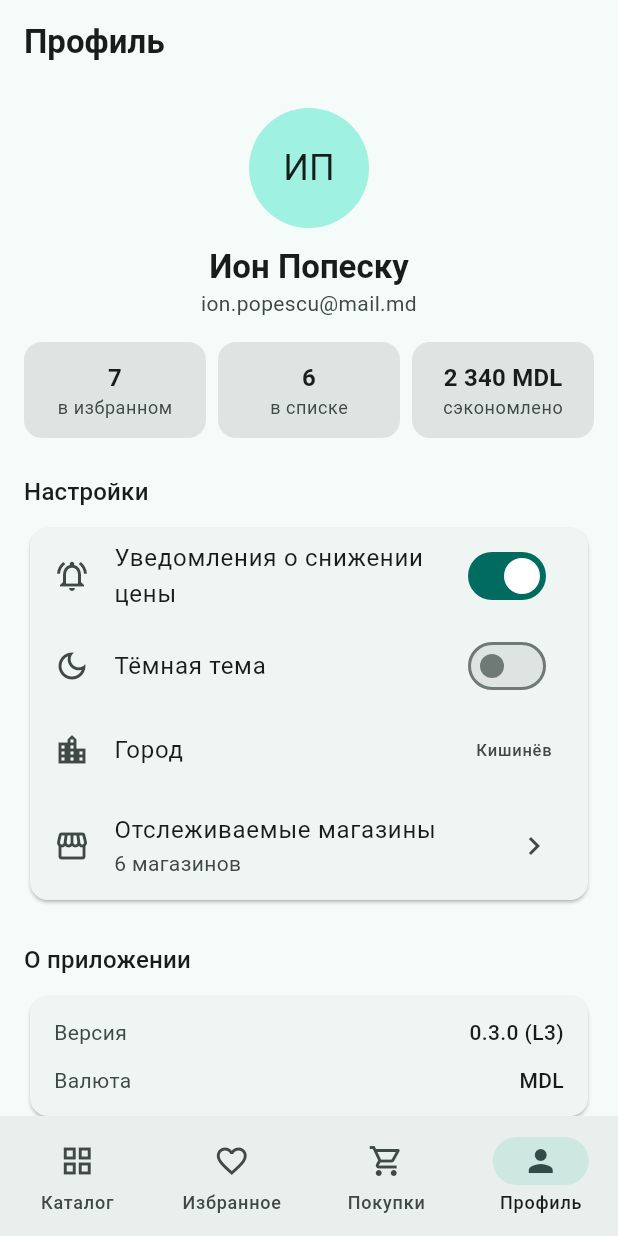
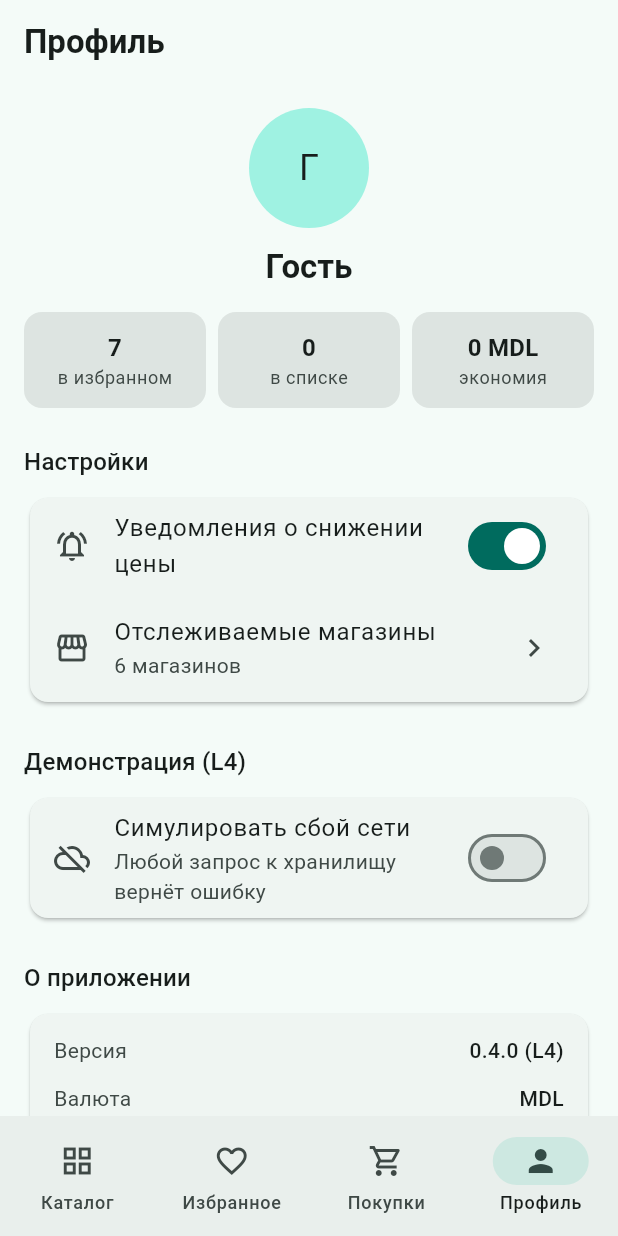
Before and after one commit to Voland13915/PAM, a Flutter app: the ProfileScreen screen opened by its route, on a phone screen of 412 x 824 dp. Run offline on Flutter 3.47's test engine with Material 3 defaults, Android fonts, the phone set to English and light mode, and no system bars; our stand-ins replace go_router.

Commit message:
Track price и профиль с логином и регистрацией

```diff
--- a/lib/screens/login_screen.dart
+++ b/lib/screens/login_screen.dart
@@ -1,5 +1,8 @@
 import 'package:flutter/material.dart';
 import 'package:go_router/go_router.dart';
+import 'package:provider/provider.dart';
+
+import '../models/session_model.dart';
 import '../utils/validators.dart';
 
 class LoginScreen extends StatefulWidget {
@@ -23,6 +26,7 @@ class _LoginScreenState extends State<LoginScreen> {
 
   void _submit() {
     if (!_formKey.currentState!.validate()) return;
+    context.read<SessionModel>().signIn(_emailCtrl.text.trim());
     context.go('/catalog');
   }
 
@@ -88,7 +92,6 @@ class _LoginScreenState extends State<LoginScreen> {
               ),
               const SizedBox(height: 8),
               TextButton(
-                // push: «зайду и вернусь» — с регистрации можно назад на вход
                 onPressed: () => context.push('/register'),
                 child: const Text('Нет аккаунта? Зарегистрируйтесь'),
               ),
--- a/lib/screens/profile_screen.dart
+++ b/lib/screens/profile_screen.dart
@@ -1,13 +1,19 @@
 import 'package:flutter/material.dart';
 import 'package:go_router/go_router.dart';
-import '../data/mock_data.dart';
+import 'package:provider/provider.dart';
+
+import '../data/mock_network.dart';
+import '../data/product.dart';
+import '../models/catalog_model.dart';
+import '../models/session_model.dart';
+import '../models/shopping_list_model.dart';
+import '../models/wishlist_model.dart';
 import '../utils/formatters.dart';
 import '../widgets/info_row.dart';
 
 class ProfileScreen extends StatelessWidget {
   const ProfileScreen({super.key});
 
-  // Блокирующее решение → AlertDialog с результатом (C6).
   Future<void> _logout(BuildContext context) async {
     final ok = await showDialog<bool>(
       context: context,
@@ -15,8 +21,6 @@ class ProfileScreen extends StatelessWidget {
         title: const Text('Выйти из аккаунта?'),
         actions: [
           TextButton(
-            // dialogCtx, а не context: под вложенными навигаторами вкладок
-            // pop по context-у экрана закрыл бы не диалог
             onPressed: () => Navigator.pop(dialogCtx, false),
             child: const Text('Нет'),
           ),
@@ -27,9 +31,9 @@ class ProfileScreen extends StatelessWidget {
         ],
       ),
     );
-    // ok == true, а не ok!: диалог, закрытый мимо, возвращает null
     if (ok == true && context.mounted) {
-      context.go('/login'); // go: раздел с вкладками уходит из стека
+      context.read<SessionModel>().signOut();
+      context.go('/login');
     }
   }
 
@@ -37,7 +41,19 @@ class ProfileScreen extends StatelessWidget {
   Widget build(BuildContext context) {
     final scheme = Theme.of(context).colorScheme;
     final text = Theme.of(context).textTheme;
-    final initials = mockUser.name.split(' ').map((w) => w[0]).join();
+
+    final session = context.watch<SessionModel>();
+    final wishlist = context.watch<WishlistModel>();
+    final shopping = context.watch<ShoppingListModel>();
+    final catalog = context.watch<CatalogModel>();
+
+    final name = session.displayName;
+    final initials = name.isEmpty ? '?' : name[0].toUpperCase();
+
+    final savings = shopping.productIds
+        .map(catalog.byId)
+        .whereType<Product>()
+        .fold<double>(0, (sum, p) => sum + p.priceSpread);
 
     return Scaffold(
       appBar: AppBar(title: const Text('Профиль')),
@@ -53,24 +69,24 @@ class ProfileScreen extends StatelessWidget {
             ),
           ),
           const SizedBox(height: 12),
-          Text(mockUser.name,
-              textAlign: TextAlign.center, style: text.titleLarge),
-          Text(
-            mockUser.email,
-            textAlign: TextAlign.center,
-            style: text.bodyMedium?.copyWith(color: scheme.onSurfaceVariant),
-          ),
+          Text(name, textAlign: TextAlign.center, style: text.titleLarge),
+          if (session.email != null)
+            Text(
+              session.email!,
+              textAlign: TextAlign.center,
+              style: text.bodyMedium?.copyWith(color: scheme.onSurfaceVariant),
+            ),
           const SizedBox(height: 16),
           Row(
             children: [
-              _StatTile(value: '${mockWishlist.length}', label: 'в избранном'),
+              _StatTile(
+                value: wishlist.isLoading ? '…' : '${wishlist.items.length}',
+                label: 'в избранном',
+              ),
               const SizedBox(width: 8),
-              _StatTile(
-                  value: '${mockShoppingListIds.length}', label: 'в списке'),
+              _StatTile(value: '${shopping.count}', label: 'в списке'),
               const SizedBox(width: 8),
-              _StatTile(
-                  value: formatPrice(mockUser.savedTotal),
-                  label: 'сэкономлено'),
+              _StatTile(value: formatPrice(savings), label: 'экономия'),
             ],
           ),
 
@@ -84,21 +100,12 @@ class ProfileScreen extends StatelessWidget {
                   value: true,
                   onChanged: (_) {},
                 ),
-                SwitchListTile(
-                  secondary: const Icon(Icons.dark_mode_outlined),
-                  title: const Text('Тёмная тема'),
-                  value: false,
-                  onChanged: (_) {},
-                ),
-                ListTile(
-                  leading: const Icon(Icons.location_city_outlined),
-                  title: const Text('Город'),
-                  trailing: Text(mockUser.city),
-                ),
                 ListTile(
                   leading: const Icon(Icons.storefront_outlined),
                   title: const Text('Отслеживаемые магазины'),
-                  subtitle: Text('${mockStores.length} магазинов'),
+                  subtitle: Text(catalog.isLoading
+                      ? 'загружается…'
+                      : '${catalog.stores.length} магазинов'),
                   trailing: const Icon(Icons.chevron_right),
                   onTap: () => context.push('/profile/stores'),
                 ),
@@ -106,13 +113,16 @@ class ProfileScreen extends StatelessWidget {
             ),
           ),
 
+          const SectionTitle('Демонстрация (L4)'),
+          const Card(child: _NetworkFailureSwitch()),
+
           const SectionTitle('О приложении'),
           const Card(
             child: Padding(
               padding: EdgeInsets.symmetric(horizontal: 16, vertical: 8),
               child: Column(
                 children: [
-                  InfoRow(label: 'Версия', value: '0.3.0 (L3)'),
+                  InfoRow(label: 'Версия', value: '0.4.0 (L4)'),
                   InfoRow(label: 'Валюта', value: 'MDL'),
                 ],
               ),
@@ -127,6 +137,37 @@ class ProfileScreen extends StatelessWidget {
           ),
         ],
       ),
+    );
+  }
+}
+
+class _NetworkFailureSwitch extends StatefulWidget {
+  const _NetworkFailureSwitch();
+
+  @override
+  State<_NetworkFailureSwitch> createState() => _NetworkFailureSwitchState();
+}
+
+class _NetworkFailureSwitchState extends State<_NetworkFailureSwitch> {
+  late bool _enabled;
+
+  @override
+  void initState() {
+    super.initState();
+    _enabled = context.read<MockNetwork>().simulateError;
+  }
+
+  @override
+  Widget build(BuildContext context) {
+    return SwitchListTile(
+      secondary: const Icon(Icons.cloud_off_outlined),
+      title: const Text('Симулировать сбой сети'),
+      subtitle: const Text('Любой запрос к хранилищу вернёт ошибку'),
+      value: _enabled,
+      onChanged: (value) {
+        setState(() => _enabled = value);
+        context.read<MockNetwork>().simulateError = value;
+      },
     );
   }
 }
```
Also changed, not shown: lib/screens/register_screen.dart (+7 -1 lines), lib/screens/track_price_screen.dart (+65 -10 lines).
